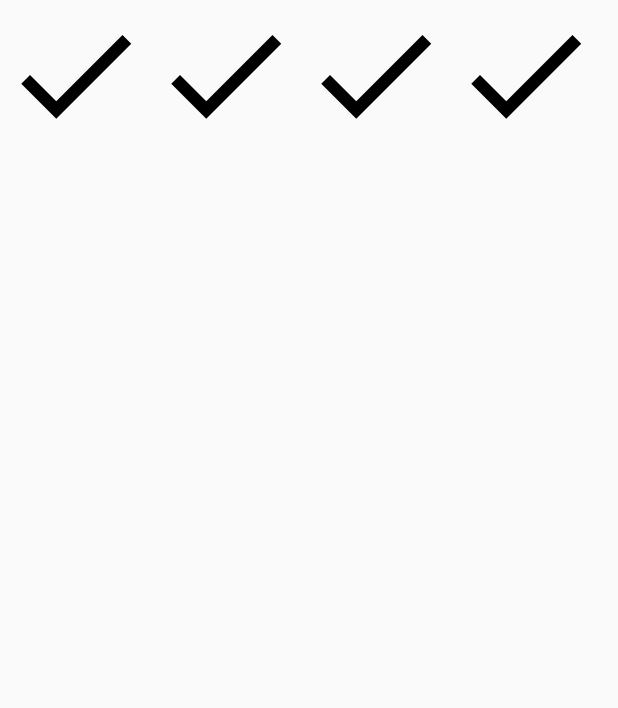
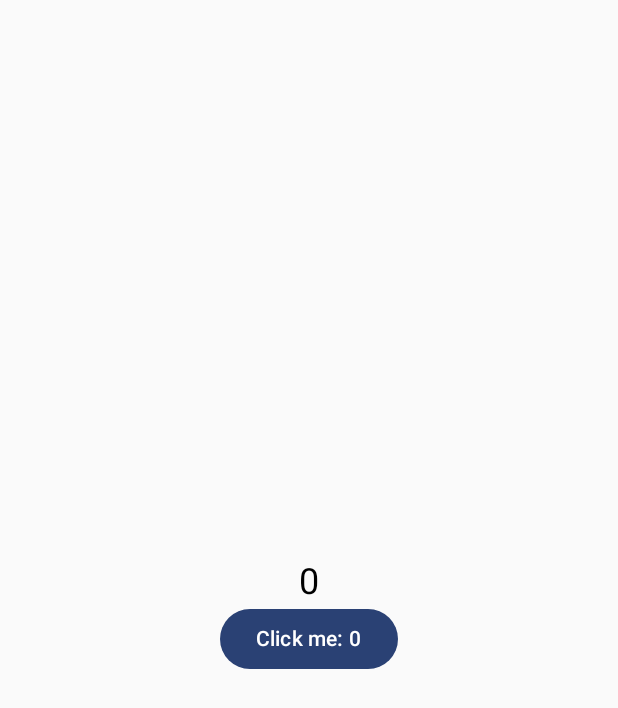
Before and after one commit to GrafVonTee/jetpack-compose-learning, an Android app built with Jetpack Compose: the screen it shows after launch (MainActivity), on a phone screen of 412 x 824 dp. Shown: the top 708 px of the screen. Run offline under Robolectric (Android 15) with nearby library versions, the phone set to English and light mode, and no system bars.

Commit message:
Mutable Variables

```diff
--- a/app/src/main/java/com/example/composecourse/MainActivity.kt
+++ b/app/src/main/java/com/example/composecourse/MainActivity.kt
@@ -19,11 +19,17 @@ import androidx.compose.foundation.lazy.LazyRow
 import androidx.compose.material.icons.Icons
 import androidx.compose.material.icons.filled.Add
 import androidx.compose.material.icons.filled.Done
+import androidx.compose.material3.Button
 import androidx.compose.material3.Icon
 import androidx.compose.material3.MaterialTheme
 import androidx.compose.material3.Surface
 import androidx.compose.material3.Text
 import androidx.compose.runtime.Composable
+import androidx.compose.runtime.getValue
+import androidx.compose.runtime.mutableIntStateOf
+import androidx.compose.runtime.mutableStateOf
+import androidx.compose.runtime.remember
+import androidx.compose.runtime.setValue
 import androidx.compose.ui.Alignment
 import androidx.compose.ui.Modifier
 import androidx.compose.ui.graphics.Color
@@ -38,22 +44,26 @@ class MainActivity : ComponentActivity() {
         super.onCreate(savedInstanceState)
         setContent {
             ComposeCourseTheme {
-                Greeting("von Tee")
+                var count by remember {
+                    mutableIntStateOf(0)
+                }
+                Column(
+                    modifier = Modifier
+                        .fillMaxSize(),
+                    verticalArrangement = Arrangement.Center,
+                    horizontalAlignment = Alignment.CenterHorizontally,
+                ) {
+                    Text(
+                        text = count.toString(),
+                        fontSize = 24.sp,
+                    )
+                    Button(onClick = {
+                        count++
+                    }) {
+                        Text(text = "Click me: $count")
+                    }
+                }
             }
-        }
-    }
-}
-
-@Composable
-fun Greeting(name: String) {
-    LazyRow(modifier = Modifier.fillMaxSize()) {
-        items(count = 10) { _ ->
-            Icon(
-                imageVector = Icons.Default.Done,
-                contentDescription = null,
-                modifier = Modifier
-                    .size(100.dp),
-            )
         }
     }
 }
@@ -62,6 +72,6 @@ fun Greeting(name: String) {
 @Composable
 fun GreetingPreview() {
     ComposeCourseTheme {
-        Greeting("Maxim")
+
     }
 }
```
